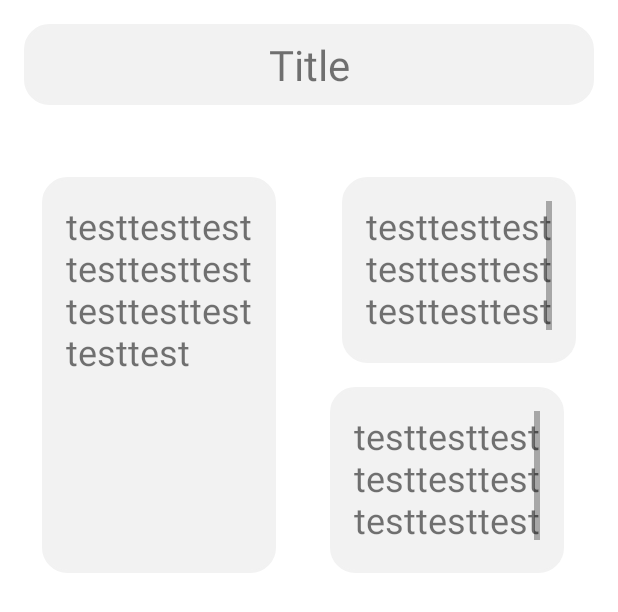
After one commit to ndbautista100/MyScratchApp, an Android app: the layout fragment_layout_four.xml on its own in the app's theme, with its tools: preview values and no code run, on a phone screen of 412 x 824 dp. The commit adds this screen. Shown: the top 612 px of the screen. Run offline under Robolectric (Android 15) with nearby library versions, the phone set to English and light mode, and no system bars.

Commit message:
Layouts are complete
Just need to save the layout choice when clicked save

```diff
--- a/login_screen/app/src/main/AndroidManifest.xml
+++ b/login_screen/app/src/main/AndroidManifest.xml
@@ -114,7 +114,6 @@
             android:label="My Scratch!"
             android:parentActivityName=".CreateRecipeActivity"
             android:theme="@style/Theme.scratchappfeature.NoActionBar"></activity>
-
         <activity
             android:name=".Login"
             android:exported="true"
--- a/login_screen/app/src/main/java/com/example/scratchappfeature/RecipePageActivity.java
+++ b/login_screen/app/src/main/java/com/example/scratchappfeature/RecipePageActivity.java
@@ -264,6 +264,7 @@ public class RecipePageActivity extends AppCompatActivity {
         } catch (Exception e) {
             Toast.makeText(RecipePageActivity.this, e.getMessage(), Toast.LENGTH_SHORT).show();
         }
+
     }
 
     public void openEditRecipeActivity() {
@@ -314,7 +315,7 @@ public class RecipePageActivity extends AppCompatActivity {
         Map<String, Object> recipeMap = oMapper.convertValue(recipe, Map.class);
 
         Intent intent = new Intent(getApplicationContext(), CustomizeRecipeFeature.class);
-        intent.putExtra("customize_recipe", recipe);
+        intent.putExtra("customize_recipe", recipe.getDocument_ID());
         startActivity(intent);
 
     }
--- /dev/null
+++ b/login_screen/app/src/main/res/layout/fragment_layout_four.xml
@@ -0,0 +1,116 @@
+<?xml version="1.0" encoding="utf-8"?>
+<ScrollView xmlns:android="http://schemas.android.com/apk/res/android"
+    xmlns:tools="http://schemas.android.com/tools"
+    android:layout_width="match_parent"
+    android:layout_height="match_parent"
+    xmlns:app="http://schemas.android.com/apk/res-auto">
+
+    <androidx.constraintlayout.widget.ConstraintLayout
+        android:id="@+id/layoutConstraint"
+        android:layout_width="match_parent"
+        android:layout_height="match_parent"
+        android:background="@color/white"
+        >
+
+        <TextView
+            android:id="@+id/titleTextView"
+            android:layout_width="match_parent"
+            android:layout_height="wrap_content"
+            android:text="Title"
+            android:background="@drawable/black_border"
+            android:backgroundTint="#F2F2F2"
+            android:gravity="center"
+            android:padding="8dp"
+            android:textSize="28sp"
+            android:layout_margin="16dp"
+            app:layout_constraintTop_toTopOf="parent"
+            />
+
+
+        <androidx.recyclerview.widget.RecyclerView
+            android:id="@+id/photosRecyclerView"
+            android:layout_width="match_parent"
+            android:layout_height="wrap_content"
+            android:orientation="horizontal"
+            android:padding="16dp"
+            app:layoutManager="androidx.recyclerview.widget.LinearLayoutManager"
+            app:layout_constraintTop_toBottomOf="@id/titleTextView"
+            >
+
+        </androidx.recyclerview.widget.RecyclerView>
+
+
+        <ScrollView
+            android:id="@+id/toolsScrollView"
+            android:layout_width="156dp"
+            android:layout_height="124dp"
+            app:layout_constraintTop_toBottomOf="@id/photosRecyclerView"
+            app:layout_constraintStart_toEndOf="@id/instructionsScrollView"
+            app:layout_constraintEnd_toEndOf="parent"
+            android:layout_margin="16dp"
+            android:padding="16dp"
+            android:background="@drawable/black_border"
+            android:backgroundTint="#F2F2F2"
+            >
+
+            <TextView
+                android:id="@+id/toolsTextView"
+                android:layout_width="match_parent"
+                android:layout_height="match_parent"
+                android:text="@string/test"
+                />
+        </ScrollView>
+
+        <ScrollView
+            android:id="@+id/ingredientsScrollView"
+            android:layout_width="156dp"
+            android:layout_height="124dp"
+            app:layout_constraintTop_toBottomOf="@id/toolsScrollView"
+            app:layout_constraintStart_toEndOf="@id/instructionsScrollView"
+            app:layout_constraintEnd_toEndOf="parent"
+            android:layout_margin="16dp"
+            android:padding="16dp"
+            android:background="@drawable/black_border"
+            android:backgroundTint="#F2F2F2"
+
+            >
+
+            <TextView
+                android:id="@+id/ingredientsTextView"
+                android:layout_width="match_parent"
+                android:layout_height="match_parent"
+                android:text="@string/test"
+                />
+
+        </ScrollView>
+
+        <ScrollView
+            android:id="@+id/instructionsScrollView"
+            android:layout_width="156dp"
+            android:layout_height="264dp"
+            android:padding="16dp"
+            android:layout_margin="16dp"
+            android:background="@drawable/black_border"
+            android:backgroundTint="#F2F2F2"
+            app:layout_constraintTop_toBottomOf="@id/photosRecyclerView"
+            app:layout_constraintEnd_toStartOf="@id/toolsScrollView"
+            app:layout_constraintStart_toStartOf="parent"
+            >
+
+
+            <TextView
+                android:id="@+id/instructionsTextView"
+                android:layout_width="match_parent"
+                android:layout_height="match_parent"
+                android:text="@string/test"
+                />
+
+
+        </ScrollView>
+
+
+
+
+    </androidx.constraintlayout.widget.ConstraintLayout>
+
+</ScrollView>
```
Also changed, not shown: login_screen/app/src/main/java/classes/Recipe.java (+4 -3 lines), login_screen/app/src/main/java/com/example/scratchappfeature/CustomizeRecipeFeature.java (+57 -18 lines), login_screen/app/src/main/java/com/example/scratchappfeature/LayoutFragment.java (+36 -3 lines), login_screen/app/src/main/java/com/example/scratchappfeature/LayoutRVAdapter.java (+25 -19 lines), login_screen/app/src/main/res/layout/fragment_layout_three.xml (added, +114 -0 lines), login_screen/app/src/main/res/layout/fragment_layout_two.xml (added, +114 -0 lines), login_screen/app/src/main/res/layout/recipe_rv_item.xml (added, +15 -0 lines).
